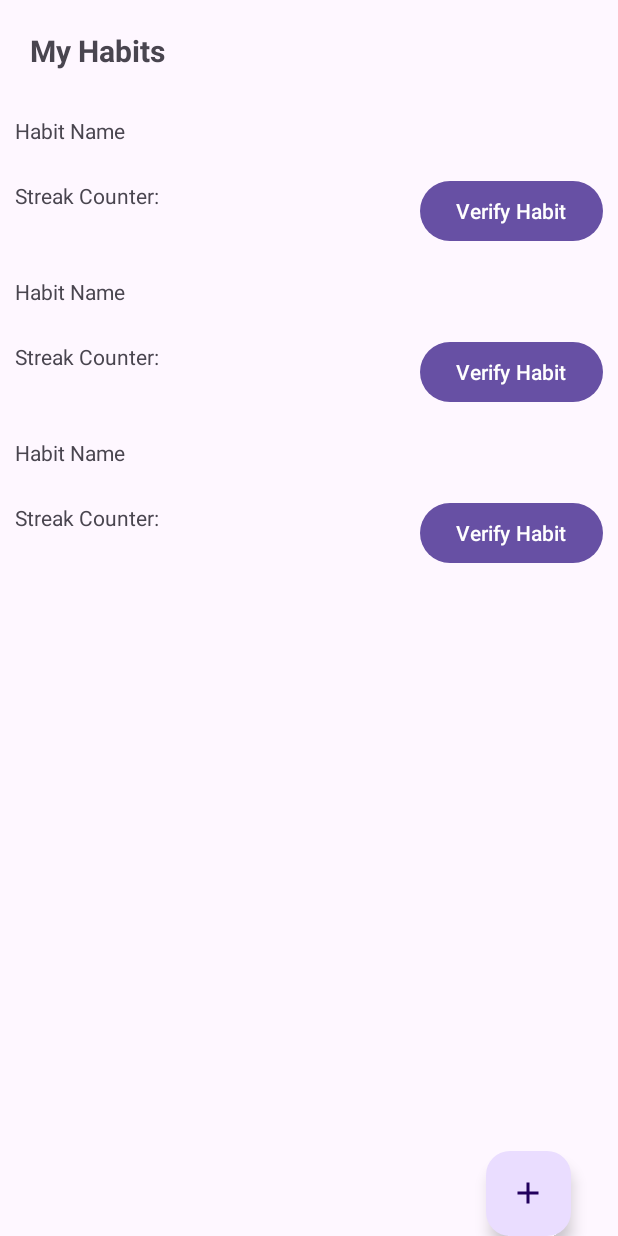
After one commit to SaranshBaniyal/habito, an Android app: the layout activity_my_habit.xml on its own in the app's theme, with its tools: preview values and no code run, on a phone screen of 412 x 824 dp. The commit adds this screen. Run offline under Robolectric (Android 15) with nearby library versions, the phone set to English and light mode, and no system bars.

Commit message:
Recycler View added

```diff
--- a/app/src/main/AndroidManifest.xml
+++ b/app/src/main/AndroidManifest.xml
@@ -20,6 +20,9 @@
         android:theme="@style/Theme.HabitoApp"
         tools:targetApi="31">
         <activity
+            android:name=".MyHabitActivity"
+            android:exported="false" />
+        <activity
             android:name=".SignInActivity"
             android:exported="true">
             <intent-filter>
@@ -33,7 +36,7 @@
             android:exported="false" />
         <activity
             android:name=".MainActivity"
-            android:exported="false"></activity>
+            android:exported="false" />
     </application>
 
 </manifest>
--- /dev/null
+++ b/app/src/main/java/com/example/habitoapp/HabitDataClass.kt
@@ -0,0 +1,3 @@
+package com.example.habitoapp
+
+data class HabitDataClass(var id: Int, var streak:Int,var habitName:String)
--- a/app/src/main/java/com/example/habitoapp/HttpClient.kt
+++ b/app/src/main/java/com/example/habitoapp/HttpClient.kt
@@ -5,6 +5,7 @@ import okhttp3.OkHttpClient
 
 object HttpClient {
     val baseurl = "https://73ba-103-61-255-177.ngrok-free.app"
-    lateinit var username: String
+//    lateinit var username: String
+    var username = "test2"
     val client = OkHttpClient()
 }
--- a/app/src/main/java/com/example/habitoapp/SignInActivity.kt
+++ b/app/src/main/java/com/example/habitoapp/SignInActivity.kt
@@ -46,7 +46,7 @@ class SignInActivity : AppCompatActivity() {
                     if (success) {
                         Log.d("TAG", "Login Success:$ans")
                         HttpClient.username = username
-                        val intent = Intent(this@SignInActivity, MainActivity::class.java)
+                        val intent = Intent(this@SignInActivity, MyHabitActivity::class.java)
                         startActivity(intent)
                         finish()
                     } else {
--- a/app/src/main/java/com/example/habitoapp/SignUpActivity.kt
+++ b/app/src/main/java/com/example/habitoapp/SignUpActivity.kt
@@ -54,7 +54,7 @@ class SignUpActivity : AppCompatActivity() {
                         val ans = response.body!!.string()
                         Log.d("TAG", "Signup Response:$ans")
                         HttpClient.username = username
-                        val intent = Intent(this@SignUpActivity, MainActivity::class.java)
+                        val intent = Intent(this@SignUpActivity, MyHabitActivity::class.java)
                         startActivity(intent)
                         finish()
                     }
--- /dev/null
+++ b/app/src/main/res/drawable/baseline_add_24.xml
@@ -0,0 +1,5 @@
+<vector android:height="24dp" android:tint="#000000"
+    android:viewportHeight="24" android:viewportWidth="24"
+    android:width="24dp" xmlns:android="http://schemas.android.com/apk/res/android">
+    <path android:fillColor="@android:color/white" android:pathData="M19,13h-6v6h-2v-6H5v-2h6V5h2v6h6v2z"/>
+</vector>
--- /dev/null
+++ b/app/src/main/res/layout/activity_my_habit.xml
@@ -0,0 +1,45 @@
+<?xml version="1.0" encoding="utf-8"?>
+<LinearLayout xmlns:android="http://schemas.android.com/apk/res/android"
+    xmlns:app="http://schemas.android.com/apk/res-auto"
+    xmlns:tools="http://schemas.android.com/tools"
+    android:layout_width="match_parent"
+    android:layout_height="match_parent"
+    android:orientation="vertical"
+    tools:context=".MyHabitActivity">
+
+    <TextView
+        android:layout_width="match_parent"
+        android:layout_height="wrap_content"
+        android:layout_margin="10dp"
+        android:padding="10dp"
+        android:text="My Habits"
+        android:textSize="20dp"
+        android:textStyle="bold" />
+
+    <RelativeLayout
+        android:layout_width="match_parent"
+        android:layout_height="wrap_content">
+
+        <androidx.recyclerview.widget.RecyclerView
+            android:id="@+id/recyclerView"
+            android:layout_width="match_parent"
+            android:layout_height="match_parent"
+            tools:listitem="@layout/menuitem" />
+
+        <com.google.android.material.floatingactionbutton.FloatingActionButton
+            android:id="@+id/createButton"
+            android:layout_width="wrap_content"
+            android:layout_height="wrap_content"
+            android:layout_alignParentStart="true"
+            android:layout_alignParentTop="true"
+            android:layout_alignParentEnd="true"
+            android:layout_alignParentBottom="true"
+            android:layout_marginStart="324dp"
+            android:layout_marginTop="540dp"
+            android:layout_marginEnd="31dp"
+            android:layout_marginBottom="21dp"
+            android:src="@drawable/baseline_add_24" />
+    </RelativeLayout>
+
+
+</LinearLayout>
--- /dev/null
+++ b/app/src/main/res/layout/menuitem.xml
@@ -0,0 +1,35 @@
+<?xml version="1.0" encoding="utf-8"?>
+<LinearLayout xmlns:android="http://schemas.android.com/apk/res/android"
+    android:layout_width="match_parent"
+    android:layout_height="wrap_content"
+    android:orientation="vertical">
+    <TextView
+        android:id="@+id/habit_name"
+        android:layout_width="match_parent"
+        android:layout_height="wrap_content"
+        android:text="Habit Name"
+        android:padding="10dp"
+        />
+    <LinearLayout
+        android:layout_width="match_parent"
+        android:layout_height="match_parent"
+        android:orientation="horizontal"
+        android:layout_gravity="center">
+        <TextView
+            android:id="@+id/streak"
+            android:layout_width="wrap_content"
+            android:layout_height="wrap_content"
+            android:text="Streak Counter: "
+            android:padding="10dp"
+            android:layout_weight="1"
+            />
+        <Button
+            android:id="@+id/verify_button"
+            android:layout_width="wrap_content"
+            android:layout_height="wrap_content"
+            android:layout_margin="10dp"
+
+            android:text="Verify Habit"/>
+    </LinearLayout>
+
+</LinearLayout>
```
Also changed, not shown: app/src/main/java/com/example/habitoapp/MyHabitActivity.kt (added, +88 -0 lines), app/src/main/java/com/example/habitoapp/RecyclerAdapter.kt (added, +31 -0 lines).
